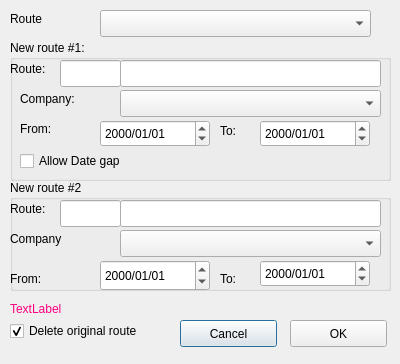
Above: ui/splitroute.ui from allenck/mapper before the change. Below: the same form after it.
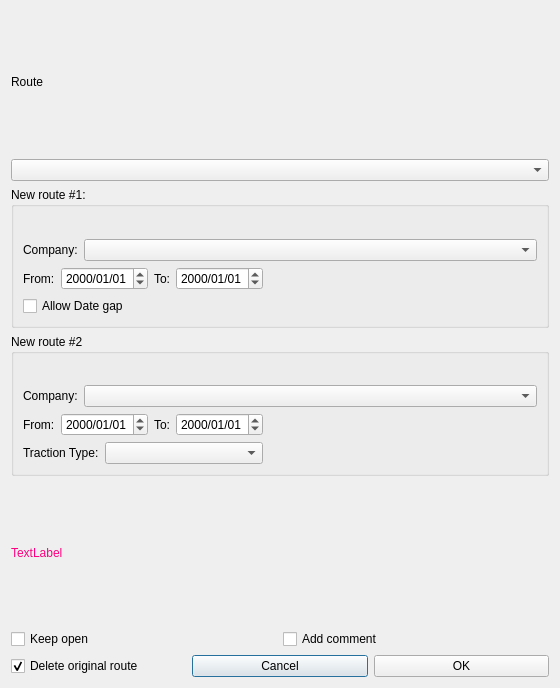
That is the form after the change. Custom widgets are drawn as their Qt base class.

Commit message: Setting up git windows

The edit to the form file:
```diff
--- a/ui/splitroute.ui
+++ b/ui/splitroute.ui
@@ -6,402 +6,372 @@
    <rect>
     <x>0</x>
     <y>0</y>
-    <width>400</width>
-    <height>364</height>
+    <width>560</width>
+    <height>688</height>
    </rect>
   </property>
   <property name="windowTitle">
    <string>Dialog</string>
   </property>
-  <widget class="QLabel" name="label">
-   <property name="geometry">
-    <rect>
-     <x>10</x>
-     <y>10</y>
-     <width>67</width>
-     <height>17</height>
-    </rect>
-   </property>
-   <property name="text">
-    <string>Route</string>
-   </property>
-  </widget>
-  <widget class="QComboBox" name="cbRoutes">
-   <property name="geometry">
-    <rect>
-     <x>100</x>
-     <y>10</y>
-     <width>271</width>
-     <height>27</height>
-    </rect>
-   </property>
-  </widget>
-  <widget class="QGroupBox" name="groupBox1">
-   <property name="geometry">
-    <rect>
-     <x>10</x>
-     <y>40</y>
-     <width>381</width>
-     <height>141</height>
-    </rect>
-   </property>
-   <property name="title">
-    <string>New route #1:</string>
-   </property>
-   <widget class="QLineEdit" name="txtNewRouteName1">
-    <property name="geometry">
-     <rect>
-      <x>110</x>
-      <y>20</y>
-      <width>261</width>
-      <height>27</height>
-     </rect>
-    </property>
-    <property name="maxLength">
-     <number>125</number>
-    </property>
-   </widget>
-   <widget class="QLabel" name="label_4">
-    <property name="geometry">
-     <rect>
-      <x>10</x>
-      <y>50</y>
-      <width>67</width>
-      <height>17</height>
-     </rect>
-    </property>
-    <property name="text">
-     <string>Company:</string>
-    </property>
-   </widget>
-   <widget class="QComboBox" name="cbCompany1">
-    <property name="geometry">
-     <rect>
-      <x>110</x>
-      <y>50</y>
-      <width>261</width>
-      <height>27</height>
-     </rect>
-    </property>
-   </widget>
-   <widget class="QLabel" name="label_2">
-    <property name="geometry">
-     <rect>
-      <x>0</x>
-      <y>20</y>
-      <width>51</width>
-      <height>17</height>
-     </rect>
-    </property>
-    <property name="text">
-     <string>Route:</string>
-    </property>
-   </widget>
-   <widget class="QDateEdit" name="dateFrom1">
-    <property name="geometry">
-     <rect>
-      <x>90</x>
-      <y>80</y>
-      <width>110</width>
-      <height>27</height>
-     </rect>
-    </property>
-    <property name="displayFormat">
-     <string>yyyy/MM/dd</string>
-    </property>
-   </widget>
-   <widget class="QLabel" name="label_6">
-    <property name="geometry">
-     <rect>
-      <x>10</x>
-      <y>80</y>
-      <width>67</width>
-      <height>17</height>
-     </rect>
-    </property>
-    <property name="text">
-     <string>From:</string>
-    </property>
-   </widget>
-   <widget class="QLabel" name="label_7">
-    <property name="geometry">
-     <rect>
-      <x>210</x>
-      <y>80</y>
-      <width>31</width>
-      <height>21</height>
-     </rect>
-    </property>
-    <property name="text">
-     <string>To:</string>
-    </property>
-   </widget>
-   <widget class="QDateEdit" name="dateTo1">
-    <property name="geometry">
-     <rect>
-      <x>250</x>
-      <y>80</y>
-      <width>110</width>
-      <height>27</height>
-     </rect>
-    </property>
-    <property name="displayFormat">
-     <string>yyyy/MM/dd</string>
-    </property>
-   </widget>
-   <widget class="QLineEdit" name="txtNewRouteNbr1">
-    <property name="geometry">
-     <rect>
-      <x>50</x>
-      <y>20</y>
-      <width>61</width>
-      <height>27</height>
-     </rect>
-    </property>
-    <property name="toolTip">
-     <string>&lt;html&gt;&lt;head/&gt;&lt;body&gt;&lt;p&gt;Enter an existing route number, e.g. '20' or 'M1'. Enter a range, eg. '200,299' to create a new numeric number in that range.&lt;/p&gt;&lt;/body&gt;&lt;/html&gt;</string>
-    </property>
-    <property name="maxLength">
-     <number>6</number>
-    </property>
-   </widget>
-   <widget class="QCheckBox" name="chkAllowGap">
-    <property name="geometry">
-     <rect>
-      <x>10</x>
-      <y>110</y>
-      <width>141</width>
-      <height>22</height>
-     </rect>
-    </property>
-    <property name="text">
-     <string>Allow Date gap</string>
-    </property>
-   </widget>
-  </widget>
-  <widget class="QGroupBox" name="groupBox2">
-   <property name="geometry">
-    <rect>
-     <x>10</x>
-     <y>180</y>
-     <width>381</width>
-     <height>111</height>
-    </rect>
-   </property>
-   <property name="title">
-    <string>New route #2</string>
-   </property>
-   <widget class="QLineEdit" name="txtNewRouteName2">
-    <property name="geometry">
-     <rect>
-      <x>110</x>
-      <y>20</y>
-      <width>261</width>
-      <height>27</height>
-     </rect>
-    </property>
-    <property name="maxLength">
-     <number>125</number>
-    </property>
-   </widget>
-   <widget class="QLabel" name="label_3">
-    <property name="geometry">
-     <rect>
-      <x>0</x>
-      <y>20</y>
-      <width>51</width>
-      <height>17</height>
-     </rect>
-    </property>
-    <property name="text">
-     <string>Route:</string>
-    </property>
-   </widget>
-   <widget class="QLabel" name="label_5">
-    <property name="geometry">
-     <rect>
-      <x>0</x>
-      <y>50</y>
-      <width>67</width>
-      <height>17</height>
-     </rect>
-    </property>
-    <property name="text">
-     <string>Company</string>
-    </property>
-   </widget>
-   <widget class="QComboBox" name="cbCompany2">
-    <property name="geometry">
-     <rect>
-      <x>110</x>
-      <y>50</y>
-      <width>261</width>
-      <height>27</height>
-     </rect>
-    </property>
-   </widget>
-   <widget class="QLabel" name="label_8">
-    <property name="geometry">
-     <rect>
-      <x>0</x>
-      <y>90</y>
-      <width>67</width>
-      <height>17</height>
-     </rect>
-    </property>
-    <property name="text">
-     <string>From:</string>
-    </property>
-   </widget>
-   <widget class="QDateEdit" name="dateFrom2">
-    <property name="geometry">
-     <rect>
-      <x>90</x>
-      <y>80</y>
-      <width>110</width>
-      <height>31</height>
-     </rect>
-    </property>
-    <property name="displayFormat">
-     <string>yyyy/MM/dd</string>
-    </property>
-   </widget>
-   <widget class="QLabel" name="label_9">
-    <property name="geometry">
-     <rect>
-      <x>210</x>
-      <y>90</y>
-      <width>31</width>
-      <height>17</height>
-     </rect>
-    </property>
-    <property name="text">
-     <string>To:</string>
-    </property>
-   </widget>
-   <widget class="QDateEdit" name="dateTo2">
-    <property name="geometry">
-     <rect>
-      <x>250</x>
-      <y>80</y>
-      <width>110</width>
-      <height>27</height>
-     </rect>
-    </property>
-    <property name="displayFormat">
-     <string>yyyy/MM/dd</string>
-    </property>
-   </widget>
-   <widget class="QLineEdit" name="txtNewRouteNbr2">
-    <property name="geometry">
-     <rect>
-      <x>50</x>
-      <y>20</y>
-      <width>61</width>
-      <height>27</height>
-     </rect>
-    </property>
-    <property name="toolTip">
-     <string>&lt;html&gt;&lt;head/&gt;&lt;body&gt;&lt;p&gt;Enter an existing route number, e.g. '20' or 'M1'. Enter a range, eg. '200,299' to create a new numeric number in that range.&lt;/p&gt;&lt;/body&gt;&lt;/html&gt;</string>
-    </property>
-    <property name="maxLength">
-     <number>6</number>
-    </property>
-   </widget>
-  </widget>
-  <widget class="QCheckBox" name="chkDeleteOriginal">
-   <property name="geometry">
-    <rect>
-     <x>10</x>
-     <y>320</y>
-     <width>171</width>
-     <height>22</height>
-    </rect>
-   </property>
-   <property name="text">
-    <string>Delete original route</string>
-   </property>
-   <property name="checked">
-    <bool>true</bool>
-   </property>
-  </widget>
-  <widget class="QLabel" name="lblHelp">
-   <property name="geometry">
-    <rect>
-     <x>10</x>
-     <y>300</y>
-     <width>371</width>
-     <height>17</height>
-    </rect>
-   </property>
-   <property name="palette">
-    <palette>
-     <active>
-      <colorrole role="WindowText">
-       <brush brushstyle="SolidPattern">
-        <color alpha="255">
-         <red>255</red>
-         <green>0</green>
-         <blue>127</blue>
-        </color>
-       </brush>
-      </colorrole>
-     </active>
-     <inactive>
-      <colorrole role="WindowText">
-       <brush brushstyle="SolidPattern">
-        <color alpha="255">
-         <red>255</red>
-         <green>0</green>
-         <blue>127</blue>
-        </color>
-       </brush>
-      </colorrole>
-     </inactive>
-     <disabled>
-      <colorrole role="WindowText">
-       <brush brushstyle="SolidPattern">
-        <color alpha="255">
-         <red>159</red>
-         <green>158</green>
-         <blue>158</blue>
-        </color>
-       </brush>
-      </colorrole>
-     </disabled>
-    </palette>
-   </property>
-   <property name="text">
-    <string>TextLabel</string>
-   </property>
-  </widget>
-  <widget class="QPushButton" name="btnCancel">
-   <property name="geometry">
-    <rect>
-     <x>180</x>
-     <y>320</y>
-     <width>97</width>
-     <height>27</height>
-    </rect>
-   </property>
-   <property name="text">
-    <string>Cancel</string>
-   </property>
-  </widget>
-  <widget class="QPushButton" name="btnOK">
-   <property name="geometry">
-    <rect>
-     <x>290</x>
-     <y>320</y>
-     <width>97</width>
-     <height>27</height>
-    </rect>
-   </property>
-   <property name="text">
-    <string>OK</string>
-   </property>
-  </widget>
+  <layout class="QGridLayout" name="gridLayout_3">
+   <item row="4" column="0">
+    <widget class="QLabel" name="lblHelp">
+     <property name="palette">
+      <palette>
+       <active>
+        <colorrole role="WindowText">
+         <brush brushstyle="SolidPattern">
+          <color alpha="255">
+           <red>255</red>
+           <green>0</green>
+           <blue>127</blue>
+          </color>
+         </brush>
+        </colorrole>
+       </active>
+       <inactive>
+        <colorrole role="WindowText">
+         <brush brushstyle="SolidPattern">
+          <color alpha="255">
+           <red>255</red>
+           <green>0</green>
+           <blue>127</blue>
+          </color>
+         </brush>
+        </colorrole>
+       </inactive>
+       <disabled>
+        <colorrole role="WindowText">
+         <brush brushstyle="SolidPattern">
+          <color alpha="255">
+           <red>159</red>
+           <green>158</green>
+           <blue>158</blue>
+          </color>
+         </brush>
+        </colorrole>
+       </disabled>
+      </palette>
+     </property>
+     <property name="text">
+      <string>TextLabel</string>
+     </property>
+    </widget>
+   </item>
+   <item row="7" column="0">
+    <layout class="QHBoxLayout" name="horizontalLayout">
+     <item>
+      <widget class="QCheckBox" name="chkDeleteOriginal">
+       <property name="text">
+        <string>Delete original route</string>
+       </property>
+       <property name="checked">
+        <bool>true</bool>
+       </property>
+      </widget>
+     </item>
+     <item>
+      <widget class="QPushButton" name="btnCancel">
+       <property name="text">
+        <string>Cancel</string>
+       </property>
+      </widget>
+     </item>
+     <item>
+      <widget class="QPushButton" name="btnOK">
+       <property name="text">
+        <string>OK</string>
+       </property>
+      </widget>
+     </item>
+    </layout>
+   </item>
+   <item row="1" column="0">
+    <widget class="QComboBox" name="cbRoutes"/>
+   </item>
+   <item row="2" column="0">
+    <widget class="QGroupBox" name="groupBox1">
+     <property name="title">
+      <string>New route #1:</string>
+     </property>
+     <layout class="QGridLayout" name="gridLayout">
+      <item row="0" column="0">
+       <widget class="RouteNameWidget" name="rnw1" native="true"/>
+      </item>
+      <item row="1" column="0">
+       <layout class="QHBoxLayout" name="horizontalLayout_8">
+        <item>
+         <widget class="QLabel" name="label_4">
+          <property name="text">
+           <string>Company:</string>
+          </property>
+         </widget>
+        </item>
+        <item>
+         <widget class="QComboBox" name="cbCompany1">
+          <property name="sizePolicy">
+           <sizepolicy hsizetype="Expanding" vsizetype="Fixed">
+            <horstretch>1</horstretch>
+            <verstretch>0</verstretch>
+           </sizepolicy>
+          </property>
+          <property name="minimumSize">
+           <size>
+            <width>400</width>
+            <height>0</height>
+           </size>
+          </property>
+         </widget>
+        </item>
+       </layout>
+      </item>
+      <item row="2" column="0">
+       <layout class="QHBoxLayout" name="horizontalLayout_5">
+        <item>
+         <layout class="QHBoxLayout" name="horizontalLayout_4">
+          <item>
+           <widget class="QLabel" name="label_6">
+            <property name="text">
+             <string>From:</string>
+            </property>
+           </widget>
+          </item>
+          <item>
+           <widget class="QDateEdit" name="dateFrom1">
+            <property name="sizePolicy">
+             <sizepolicy hsizetype="Fixed" vsizetype="Fixed">
+              <horstretch>0</horstretch>
+              <verstretch>0</verstretch>
+             </sizepolicy>
+            </property>
+            <property name="displayFormat">
+             <string>yyyy/MM/dd</string>
+            </property>
+           </widget>
+          </item>
+         </layout>
+        </item>
+        <item>
+         <widget class="QLabel" name="label_7">
+          <property name="text">
+           <string>To:</string>
+          </property>
+         </widget>
+        </item>
+        <item>
+         <widget class="QDateEdit" name="dateTo1">
+          <property name="sizePolicy">
+           <sizepolicy hsizetype="Fixed" vsizetype="Fixed">
+            <horstretch>0</horstretch>
+            <verstretch>0</verstretch>
+           </sizepolicy>
+          </property>
+          <property name="displayFormat">
+           <string>yyyy/MM/dd</string>
+          </property>
+         </widget>
+        </item>
+        <item>
+         <spacer name="horizontalSpacer_3">
+          <property name="orientation">
+           <enum>Qt::Orientation::Horizontal</enum>
+          </property>
+          <property name="sizeHint" stdset="0">
+           <size>
+            <width>40</width>
+            <height>20</height>
+           </size>
+          </property>
+         </spacer>
+        </item>
+       </layout>
+      </item>
+      <item row="3" column="0">
+       <widget class="QCheckBox" name="chkAllowGap">
+        <property name="text">
+         <string>Allow Date gap</string>
+        </property>
+       </widget>
+      </item>
+     </layout>
+    </widget>
+   </item>
+   <item row="0" column="0">
+    <widget class="QLabel" name="label">
+     <property name="text">
+      <string>Route</string>
+     </property>
+    </widget>
+   </item>
+   <item row="3" column="0">
+    <widget class="QGroupBox" name="groupBox2">
+     <property name="title">
+      <string>New route #2</string>
+     </property>
+     <layout class="QGridLayout" name="gridLayout_2">
+      <item row="1" column="0" colspan="3">
+       <layout class="QHBoxLayout" name="horizontalLayout_9">
+        <item>
+         <widget class="QLabel" name="label_5">
+          <property name="text">
+           <string>Company:</string>
+          </property>
+         </widget>
+        </item>
+        <item>
+         <widget class="QComboBox" name="cbCompany2">
+          <property name="sizePolicy">
+           <sizepolicy hsizetype="Expanding" vsizetype="Fixed">
+            <horstretch>0</horstretch>
+            <verstretch>0</verstretch>
+           </sizepolicy>
+          </property>
+          <property name="minimumSize">
+           <size>
+            <width>400</width>
+            <height>0</height>
+           </size>
+          </property>
+         </widget>
+        </item>
+       </layout>
+      </item>
+      <item row="2" column="0">
+       <layout class="QHBoxLayout" name="horizontalLayout_6">
+        <item>
+         <widget class="QLabel" name="label_8">
+          <property name="text">
+           <string>From:</string>
+          </property>
+         </widget>
+        </item>
+        <item>
+         <widget class="QDateEdit" name="dateFrom2">
+          <property name="sizePolicy">
+           <sizepolicy hsizetype="Fixed" vsizetype="Fixed">
+            <horstretch>0</horstretch>
+            <verstretch>0</verstretch>
+           </sizepolicy>
+          </property>
+          <property name="displayFormat">
+           <string>yyyy/MM/dd</string>
+          </property>
+         </widget>
+        </item>
+       </layout>
+      </item>
+      <item row="2" column="1">
+       <layout class="QHBoxLayout" name="horizontalLayout_7">
+        <item>
+         <widget class="QLabel" name="label_9">
+          <property name="text">
+           <string>To:</string>
+          </property>
+         </widget>
+        </item>
+        <item>
+         <widget class="QDateEdit" name="dateTo2">
+          <property name="sizePolicy">
+           <sizepolicy hsizetype="Fixed" vsizetype="Fixed">
+            <horstretch>0</horstretch>
+            <verstretch>0</verstretch>
+           </sizepolicy>
+          </property>
+          <property name="displayFormat">
+           <string>yyyy/MM/dd</string>
+          </property>
+         </widget>
+        </item>
+       </layout>
+      </item>
+      <item row="2" column="2">
+       <spacer name="horizontalSpacer_4">
+        <property name="orientation">
+         <enum>Qt::Orientation::Horizontal</enum>
+        </property>
+        <property name="sizeHint" stdset="0">
+         <size>
+          <width>40</width>
+          <height>20</height>
+         </size>
+        </property>
+       </spacer>
+      </item>
+      <item row="3" column="0" colspan="2">
+       <layout class="QHBoxLayout" name="horizontalLayout_2">
+        <item>
+         <widget class="QLabel" name="label_2">
+          <property name="text">
+           <string>Traction Type:</string>
+          </property>
+         </widget>
+        </item>
+        <item>
+         <widget class="QComboBox" name="cbTractionType">
+          <property name="sizePolicy">
+           <sizepolicy hsizetype="Preferred" vsizetype="Fixed">
+            <horstretch>1</horstretch>
+            <verstretch>0</verstretch>
+           </sizepolicy>
+          </property>
+         </widget>
+        </item>
+       </layout>
+      </item>
+      <item row="3" column="2">
+       <spacer name="horizontalSpacer_5">
+        <property name="orientation">
+         <enum>Qt::Orientation::Horizontal</enum>
+        </property>
+        <property name="sizeHint" stdset="0">
+         <size>
+          <width>40</width>
+          <height>20</height>
+         </size>
+        </property>
+       </spacer>
+      </item>
+      <item row="0" column="0" colspan="3">
+       <widget class="RouteNameWidget" name="rnw2" native="true">
+        <property name="sizePolicy">
+         <sizepolicy hsizetype="Expanding" vsizetype="Preferred">
+          <horstretch>0</horstretch>
+          <verstretch>0</verstretch>
+         </sizepolicy>
+        </property>
+       </widget>
+      </item>
+     </layout>
+    </widget>
+   </item>
+   <item row="6" column="0">
+    <layout class="QHBoxLayout" name="horizontalLayout_3">
+     <item>
+      <widget class="QCheckBox" name="cbKeepOpen">
+       <property name="text">
+        <string>Keep open</string>
+       </property>
+      </widget>
+     </item>
+     <item>
+      <widget class="QCheckBox" name="chkAddComment">
+       <property name="text">
+        <string>Add comment</string>
+       </property>
+      </widget>
+     </item>
+    </layout>
+   </item>
+  </layout>
  </widget>
+ <customwidgets>
+  <customwidget>
+   <class>RouteNameWidget</class>
+   <extends>QWidget</extends>
+   <header>routenamewidget.h</header>
+   <container>1</container>
+  </customwidget>
+ </customwidgets>
  <resources/>
  <connections/>
 </ui>
```
The commit also changes 172 other files.
